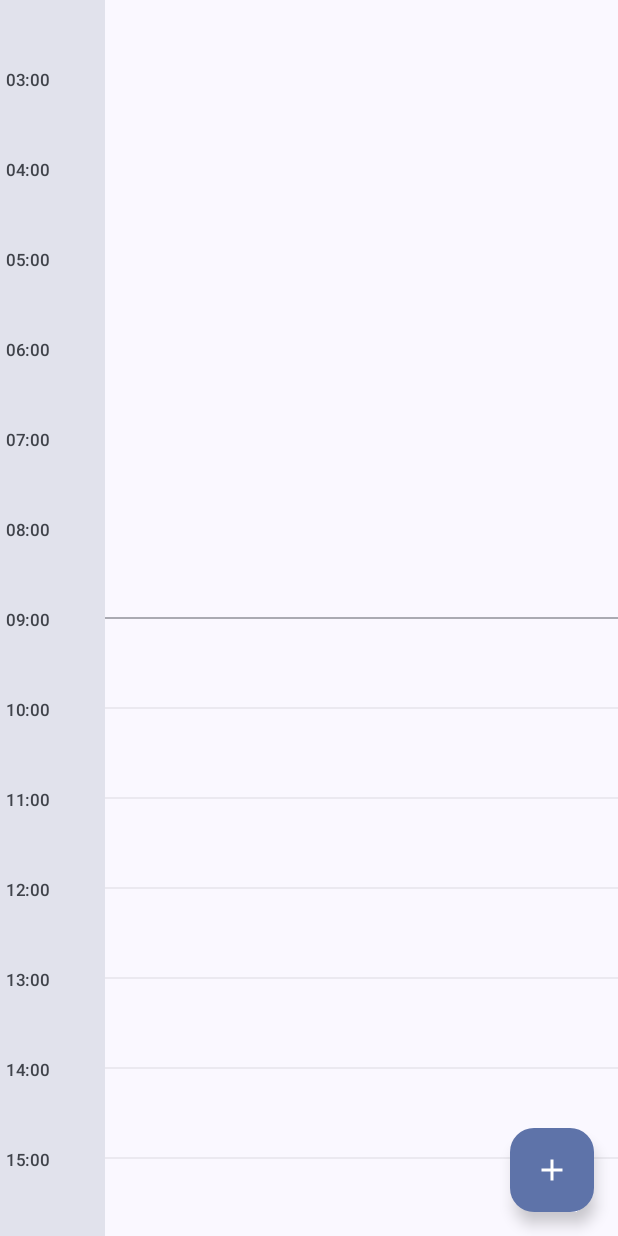
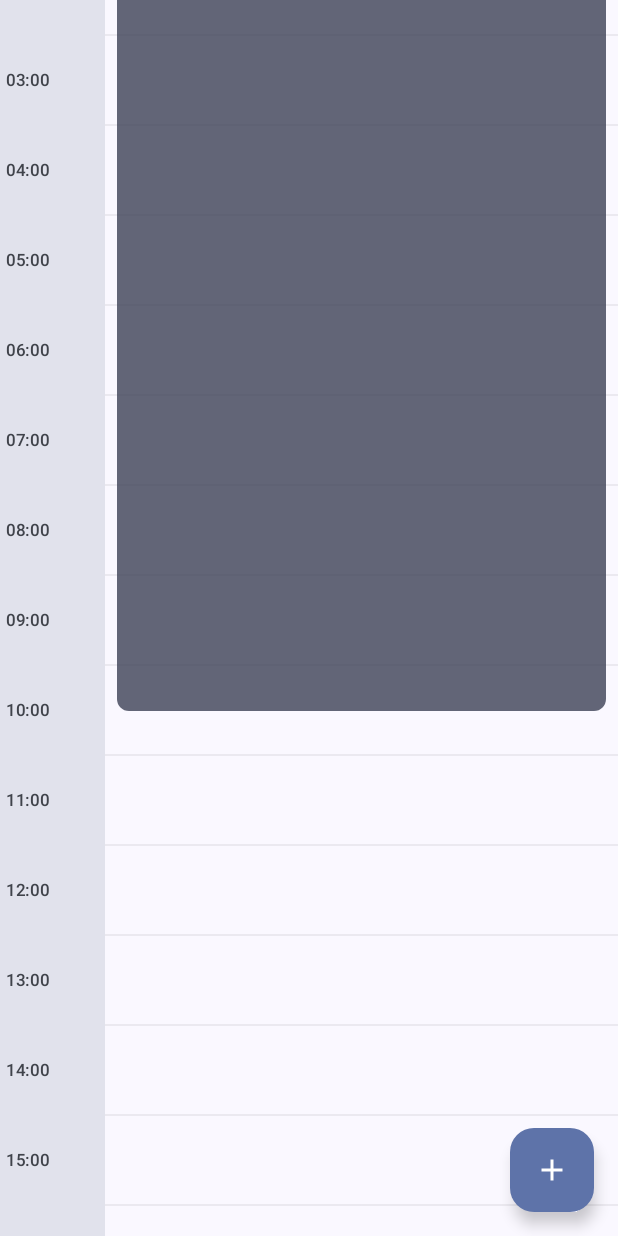
Before and after one commit to mico-v/life-app, an Android app built with Jetpack Compose: the @Preview function TimelineScreenPreview, scrolled down 1730 dp, on a phone screen of 412 x 824 dp. Run offline under Robolectric (Android 15) with nearby library versions, the phone set to English and light mode, and no system bars; our stand-ins replace Room's generated code.

Commit message:
Fix code review issues: memoize achievements list, improve GanttTimelineView layout
Co-authored-by: mico-v <232133607+mico-v@users.noreply.github.com>

```diff
--- a/app/src/main/java/com/example/android16demo/ui/components/GanttTimelineView.kt
+++ b/app/src/main/java/com/example/android16demo/ui/components/GanttTimelineView.kt
@@ -7,7 +7,6 @@ import androidx.compose.foundation.background
 import androidx.compose.foundation.clickable
 import androidx.compose.foundation.gestures.rememberTransformableState
 import androidx.compose.foundation.gestures.transformable
-import androidx.compose.foundation.layout.Arrangement
 import androidx.compose.foundation.layout.Box
 import androidx.compose.foundation.layout.Column
 import androidx.compose.foundation.layout.Row
@@ -35,12 +34,10 @@ import androidx.compose.runtime.Composable
 import androidx.compose.runtime.LaunchedEffect
 import androidx.compose.runtime.getValue
 import androidx.compose.runtime.mutableFloatStateOf
-import androidx.compose.runtime.mutableStateOf
 import androidx.compose.runtime.remember
 import androidx.compose.runtime.setValue
 import androidx.compose.ui.Alignment
 import androidx.compose.ui.Modifier
-import androidx.compose.ui.draw.clip
 import androidx.compose.ui.geometry.Offset
 import androidx.compose.ui.graphics.Color
 import androidx.compose.ui.platform.LocalDensity
@@ -60,10 +57,10 @@ import java.util.Locale
 
 /**
  * Vertical Gantt Chart style Timeline View
- * Displays tasks on a vertical timeline with time scale on left.
- * - Scroll up: view past/overdue tasks
- * - Scroll down: view future tasks
- * - Pinch to zoom: adjust time scale
+ * - Time scale on left side
+ * - Tasks on right side
+ * - Scroll up/down to view past/future tasks
+ * - Pinch to zoom the time scale
  */
 @Composable
 fun SimpleGanttView(
@@ -76,68 +73,32 @@ fun SimpleGanttView(
     val scrollState = rememberScrollState()
     val density = LocalDensity.current
 
-    // Scale factor for pinch-to-zoom (1.0 = default, higher = more zoomed in)
+    // Scale factor for pinch-to-zoom
     var scale by remember { mutableFloatStateOf(1f) }
 
-    // Base height per hour (scaled)
+    // Base height per hour
     val baseHourHeightDp = 60.dp
     val hourHeightDp = baseHourHeightDp * scale.coerceIn(0.5f, 3f)
 
-    // Time range: 3 days before to 4 days after = 7 days
-    val totalHours = 168 // 7 days
+    // Time range: 3 days before to 4 days after
+    val totalHours = 168
     val daysBeforeNow = 3
+    val totalHeightDp = hourHeightDp * totalHours
 
-    // Calculate initial scroll position to center on current time
+    // Initial scroll position
     val hourHeightPx = with(density) { hourHeightDp.toPx() }
     val hoursFromStart = daysBeforeNow * 24
 
-    // Set initial scroll position to current time
     LaunchedEffect(Unit) {
         scrollState.scrollTo((hoursFromStart * hourHeightPx - 200).toInt().coerceAtLeast(0))
     }
 
-    // Pinch-to-zoom state
+    // Pinch-to-zoom
     val transformableState = rememberTransformableState { zoomChange, _, _ ->
         scale = (scale * zoomChange).coerceIn(0.5f, 3f)
     }
 
-    Row(
-        modifier = modifier
-            .fillMaxSize()
-            .transformable(state = transformableState)
-    ) {
-        // Left side: Time scale
-        VerticalTimeScale(
-            scrollState = scrollState,
-            hourHeightDp = hourHeightDp,
-            totalHours = totalHours,
-            daysBeforeNow = daysBeforeNow,
-            modifier = Modifier.width(70.dp)
-        )
-
-        // Right side: Tasks
-        Box(
-            modifier = Modifier
-                .weight(1f)
-                .fillMaxHeight()
-        ) {
-            // Background with time grid lines
-            VerticalTimelineBackground(
-                scrollState = scrollState,
-                hourHeightDp = hourHeightDp,
-                totalHours = totalHours,
-                daysBeforeNow = daysBeforeNow,
-                modifier = Modifier.fillMaxSize()
-            )
-
-            // Task bars
-            Column(
-                modifier = Modifier
-                    .fillMaxSize()
-                    .verticalScroll(scrollState)
-                    .padding(horizontal = 8.dp)
-            ) {
-                // Pre-calculate task positions
+    // Calculate time boundaries
     val now = System.currentTimeMillis()
     val calendar = Calendar.getInstance()
     calendar.timeInMillis = now
@@ -147,65 +108,26 @@ fun SimpleGanttView(
     calendar.set(Calendar.SECOND, 0)
     val startTime = calendar.timeInMillis
 
-                // Sort tasks by start time
-                val sortedTasks = tasks.sortedBy { it.startTime ?: it.deadline ?: it.createdAt }
-
-                sortedTasks.forEach { task ->
-                    val taskStart = task.startTime ?: task.createdAt
-                    val taskEnd = task.deadline ?: (taskStart + 3600 * 1000L)
-
-                    val startOffsetHours = ((taskStart - startTime) / (3600 * 1000f)).coerceIn(0f, totalHours.toFloat())
-                    val durationHours = ((taskEnd - taskStart) / (3600 * 1000f)).coerceAtLeast(1f).coerceAtMost(24f)
-
-                    Spacer(modifier = Modifier.height(hourHeightDp * startOffsetHours))
-
-                    VerticalGanttTaskBar(
-                        task = task,
-                        heightDp = hourHeightDp * durationHours,
-                        onClick = { onTaskClick(task.id) }
-                    )
-                }
-
-                // Bottom spacer
-                Spacer(modifier = Modifier.height(hourHeightDp * 24))
-            }
-        }
-    }
-}
-
-/**
- * Vertical time scale on the left side
- */
-@Composable
-private fun VerticalTimeScale(
-    scrollState: androidx.compose.foundation.ScrollState,
-    hourHeightDp: Dp,
-    totalHours: Int,
-    daysBeforeNow: Int,
-    modifier: Modifier = Modifier
+    Row(
+        modifier = modifier
+            .fillMaxSize()
+            .transformable(state = transformableState)
     ) {
-    val now = System.currentTimeMillis()
-    val calendar = Calendar.getInstance()
-    calendar.timeInMillis = now
-    calendar.add(Calendar.DAY_OF_YEAR, -daysBeforeNow)
-    calendar.set(Calendar.HOUR_OF_DAY, 0)
-    calendar.set(Calendar.MINUTE, 0)
-    calendar.set(Calendar.SECOND, 0)
-    val startTime = calendar.timeInMillis
-
-    val dateFormat = SimpleDateFormat("MM/dd", Locale.getDefault())
-    val hourFormat = SimpleDateFormat("HH:mm", Locale.getDefault())
-
+        // Left: Time scale
         Column(
-        modifier = modifier
+            modifier = Modifier
+                .width(70.dp)
                 .fillMaxHeight()
                 .background(MaterialTheme.colorScheme.surfaceVariant)
                 .verticalScroll(scrollState)
         ) {
+            val dateFormat = SimpleDateFormat("MM/dd", Locale.getDefault())
+            val hourFormat = SimpleDateFormat("HH:mm", Locale.getDefault())
+
             repeat(totalHours) { hour ->
                 val timeMillis = startTime + hour * 3600 * 1000L
                 val isStartOfDay = hour % 24 == 0
-            val isCurrentHour = System.currentTimeMillis() in timeMillis until (timeMillis + 3600 * 1000L)
+                val isCurrentHour = now in timeMillis until (timeMillis + 3600 * 1000L)
 
                 Box(
                     modifier = Modifier
@@ -241,42 +163,28 @@ private fun VerticalTimeScale(
                 }
             }
         }
-}
 
-/**
- * Background with horizontal grid lines and current time indicator
- */
-@Composable
-private fun VerticalTimelineBackground(
-    scrollState: androidx.compose.foundation.ScrollState,
-    hourHeightDp: Dp,
-    totalHours: Int,
-    daysBeforeNow: Int,
-    modifier: Modifier = Modifier
+        // Right: Tasks area
+        Box(
+            modifier = Modifier
+                .weight(1f)
+                .fillMaxHeight()
+                .verticalScroll(scrollState)
         ) {
-    val now = System.currentTimeMillis()
-    val calendar = Calendar.getInstance()
-    calendar.timeInMillis = now
-    calendar.add(Calendar.DAY_OF_YEAR, -daysBeforeNow)
-    calendar.set(Calendar.HOUR_OF_DAY, 0)
-    calendar.set(Calendar.MINUTE, 0)
-    calendar.set(Calendar.SECOND, 0)
-    val startTime = calendar.timeInMillis
-
+            // Background grid
             val gridColor = MaterialTheme.colorScheme.outline.copy(alpha = 0.2f)
             val currentTimeColor = MaterialTheme.colorScheme.primary
-    val density = LocalDensity.current
-    val hourHeightPx = with(density) { hourHeightDp.toPx() }
 
             Canvas(
-        modifier = modifier
+                modifier = Modifier
                     .fillMaxWidth()
-            .height(hourHeightDp * totalHours)
-            .verticalScroll(scrollState)
+                    .height(totalHeightDp)
             ) {
+                val hourHeightPxCanvas = size.height / totalHours
+
                 // Draw horizontal grid lines
                 repeat(totalHours + 1) { hour ->
-            val y = hour * hourHeightPx
+                    val y = hour * hourHeightPxCanvas
                     val isDayStart = hour % 24 == 0
 
                     drawLine(
@@ -287,23 +195,47 @@ private fun VerticalTimelineBackground(
                     )
                 }
 
-        // Draw current time indicator (horizontal line)
-        val currentHourOffset = ((now - startTime) / (3600 * 1000f)) * hourHeightPx
+                // Draw current time indicator
+                val currentHourOffset = ((now - startTime) / (3600 * 1000f)) * hourHeightPxCanvas
                 if (currentHourOffset >= 0 && currentHourOffset <= size.height) {
-            // Current time line
                     drawLine(
                         color = currentTimeColor,
                         start = Offset(0f, currentHourOffset),
                         end = Offset(size.width, currentHourOffset),
                         strokeWidth = 3f
                     )
-
-            // Current time dot at left
                     drawCircle(
                         color = currentTimeColor,
                         radius = 8f,
                         center = Offset(8f, currentHourOffset)
                     )
+                }
+            }
+
+            // Task bars using absolute positioning
+            tasks.sortedBy { it.startTime ?: it.deadline ?: it.createdAt }.forEach { task ->
+                val taskStart = task.startTime ?: task.createdAt
+                val taskEnd = task.deadline ?: (taskStart + 3600 * 1000L)
+
+                val startOffsetHours = ((taskStart - startTime) / (3600 * 1000f)).coerceIn(0f, totalHours.toFloat())
+                val durationHours = ((taskEnd - taskStart) / (3600 * 1000f)).coerceAtLeast(1f).coerceAtMost(24f)
+
+                val topOffset = hourHeightDp * startOffsetHours
+                val taskHeight = (hourHeightDp * durationHours).coerceAtLeast(48.dp)
+
+                Box(
+                    modifier = Modifier
+                        .fillMaxWidth()
+                        .padding(horizontal = 8.dp)
+                        .offset(y = topOffset)
+                ) {
+                    VerticalGanttTaskBar(
+                        task = task,
+                        heightDp = taskHeight,
+                        onClick = { onTaskClick(task.id) }
+                    )
+                }
+            }
         }
     }
 }
@@ -339,7 +271,7 @@ private fun VerticalGanttTaskBar(
     Card(
         modifier = modifier
             .fillMaxWidth()
-            .height(heightDp.coerceAtLeast(48.dp))
+            .height(heightDp)
             .clickable { onClick() },
         colors = CardDefaults.cardColors(
             containerColor = if (isPast)
@@ -367,10 +299,8 @@ private fun VerticalGanttTaskBar(
 
             Spacer(modifier = Modifier.width(8.dp))
 
-            // Task title and info
-            Column(
-                modifier = Modifier.weight(1f)
-            ) {
+            // Task info
+            Column(modifier = Modifier.weight(1f)) {
                 Text(
                     text = task.title,
                     style = MaterialTheme.typography.bodyMedium,
@@ -383,7 +313,6 @@ private fun VerticalGanttTaskBar(
                     overflow = TextOverflow.Ellipsis
                 )
 
-                // Show deadline if exists
                 task.deadline?.let { deadline ->
                     val timeFormat = SimpleDateFormat("MM/dd HH:mm", Locale.getDefault())
                     Text(
@@ -407,7 +336,7 @@ private fun VerticalGanttTaskBar(
                 )
             }
 
-            // Progress indicator
+            // Progress
             if (task.progress > 0 && task.progress < 1) {
                 Spacer(modifier = Modifier.width(4.dp))
                 Text(
```
Also changed, not shown: app/src/main/java/com/example/android16demo/ui/screen/ProfileScreen.kt (+14 -10 lines). Lines whose indentation alone changed are shown as unchanged.
